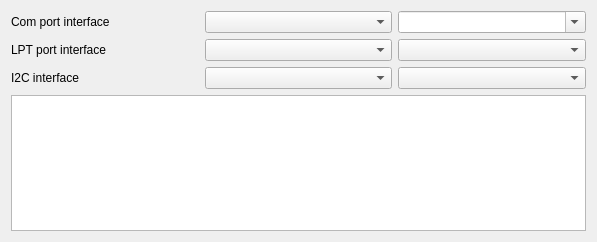
The window that driverdialog.ui (f0ma/hardwareexpert) describes before a commit, drawn with Qt 5.
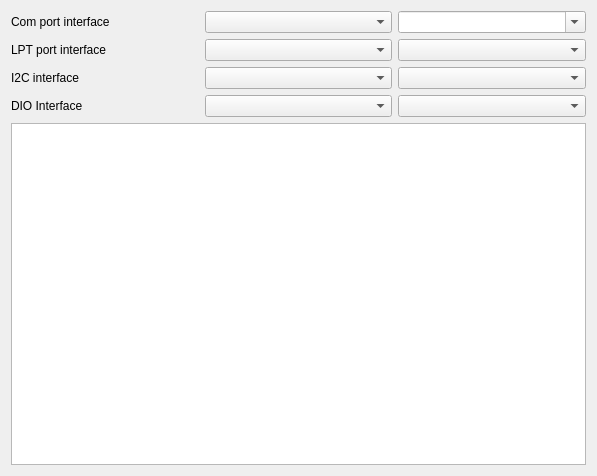
The same window after the commit.

Commit message: DirectIO interface added

```diff
--- a/driverdialog.ui
+++ b/driverdialog.ui
@@ -7,7 +7,7 @@
     <x>0</x>
     <y>0</y>
     <width>597</width>
-    <height>242</height>
+    <height>476</height>
    </rect>
   </property>
   <property name="windowTitle">
@@ -39,6 +39,13 @@
          </property>
         </widget>
        </item>
+       <item>
+        <widget class="QLabel" name="label_4">
+         <property name="text">
+          <string>DIO Interface</string>
+         </property>
+        </widget>
+       </item>
       </layout>
      </item>
      <item>
@@ -52,6 +59,9 @@
        <item>
         <widget class="QComboBox" name="cbI2cIfSelect"/>
        </item>
+       <item>
+        <widget class="QComboBox" name="cbDioIfSelect"/>
+       </item>
       </layout>
      </item>
      <item>
@@ -69,6 +79,9 @@
        <item>
         <widget class="QComboBox" name="cbI2cPortName"/>
        </item>
+       <item>
+        <widget class="QComboBox" name="cbDioPortName"/>
+       </item>
       </layout>
      </item>
     </layout>
@@ -80,7 +93,7 @@
 &lt;html&gt;&lt;head&gt;&lt;meta name=&quot;qrichtext&quot; content=&quot;1&quot; /&gt;&lt;style type=&quot;text/css&quot;&gt;
 p, li { white-space: pre-wrap; }
 &lt;/style&gt;&lt;/head&gt;&lt;body style=&quot; font-family:'Ubuntu'; font-size:11pt; font-weight:400; font-style:normal;&quot;&gt;
-&lt;p style=&quot;-qt-paragraph-type:empty; margin-top:0px; margin-bottom:0px; margin-left:0px; margin-right:0px; -qt-block-indent:0; text-indent:0px;&quot;&gt;&lt;/p&gt;&lt;/body&gt;&lt;/html&gt;</string>
+&lt;p style=&quot;-qt-paragraph-type:empty; margin-top:0px; margin-bottom:0px; margin-left:0px; margin-right:0px; -qt-block-indent:0; text-indent:0px;&quot;&gt;&lt;br /&gt;&lt;/p&gt;&lt;/body&gt;&lt;/html&gt;</string>
      </property>
     </widget>
    </item>
```
The commit also changes 19 other files.
